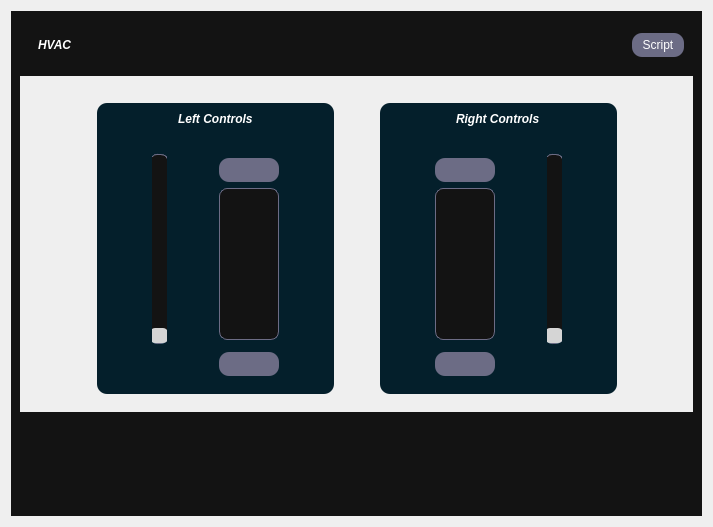
Old version of the form ui/HVAC.ui in the repository suchinton/AGL_Demo_Control_Panel.
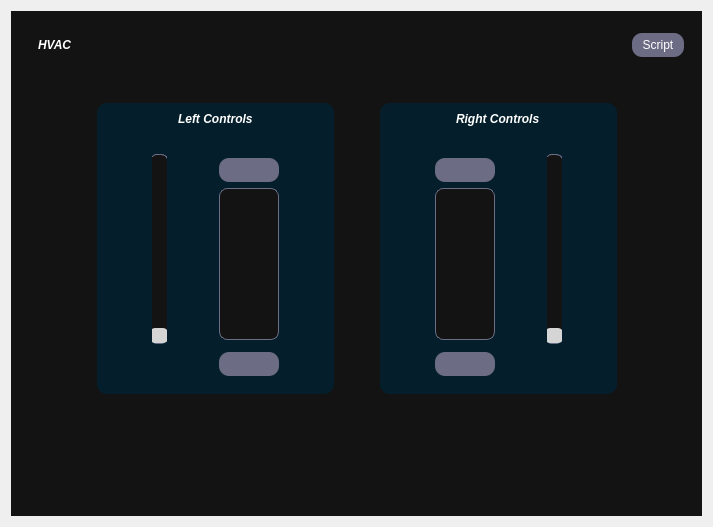
New version of the form. Icons and pictures are not drawn.

What changed in the file:
```diff
--- a/ui/HVAC.ui
+++ b/ui/HVAC.ui
@@ -23,6 +23,10 @@
 	color: #fff;
 }
 
+#scrollAreaWidgetContents{
+	background-color: #131313 ; /* black */
+}
+
 #centralwidget{
 	background-color: #131313 ; /* black */
 }
@@ -264,7 +268,7 @@
            <x>0</x>
            <y>0</y>
            <width>689</width>
-           <height>404</height>
+           <height>415</height>
           </rect>
          </property>
          <layout class="QVBoxLayout" name="verticalLayout_3">
```
